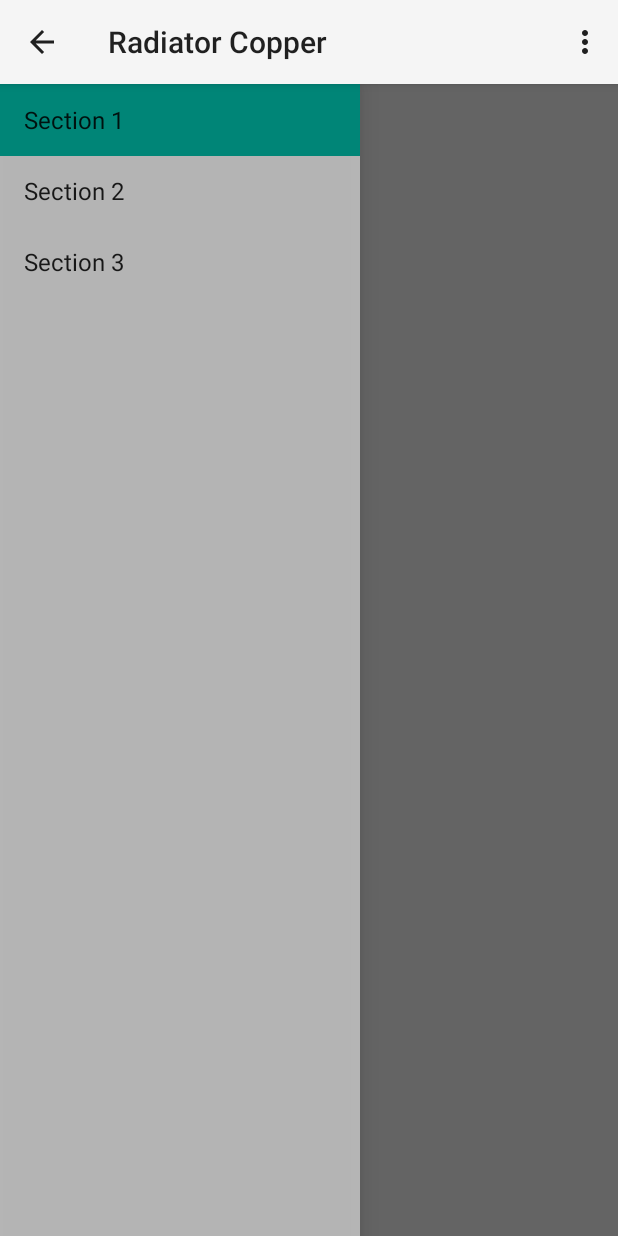
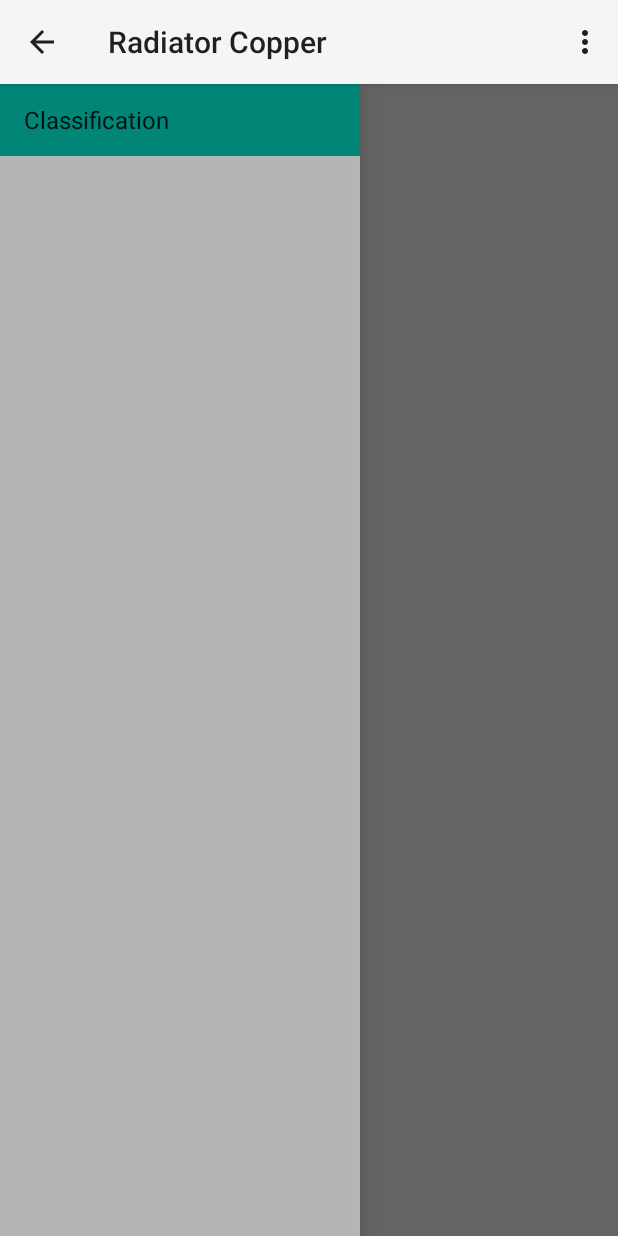
Before and after one commit to itsakettle/radiator-copper, an Android app: the screen it shows after launch (MainActivity), on a phone screen of 412 x 824 dp. Run offline under Robolectric (Android 15) with nearby library versions, the phone set to English and light mode, and no system bars; 2 statements that could not run were skipped.

Commit message:
added classification fragment, closes #1

```diff
--- a/app/src/main/AndroidManifest.xml
+++ b/app/src/main/AndroidManifest.xml
@@ -8,7 +8,7 @@
         android:label="@string/app_name"
         android:theme="@style/AppTheme" >
         <activity
-            android:name=".MainActivity"
+            android:name=".activities.MainActivity"
             android:label="@string/app_name" >
             <intent-filter>
                 <action android:name="android.intent.action.MAIN" />
--- a/app/src/main/java/com/itsakettle/radiatorcopper/MainActivity.java
+++ b/app/src/main/java/com/itsakettle/radiatorcopper/activities/MainActivity.java
@@ -1,22 +1,21 @@
-package com.itsakettle.radiatorcopper;
+package com.itsakettle.radiatorcopper.activities;
 
 import android.app.Activity;
 
 import android.app.ActionBar;
 import android.app.Fragment;
 import android.app.FragmentManager;
-import android.content.Context;
-import android.os.Build;
 import android.os.Bundle;
-import android.view.Gravity;
 import android.view.LayoutInflater;
 import android.view.Menu;
 import android.view.MenuItem;
 import android.view.View;
 import android.view.ViewGroup;
 import android.support.v4.widget.DrawerLayout;
-import android.widget.ArrayAdapter;
-import android.widget.TextView;
+
+import com.itsakettle.radiatorcopper.fragments.ClassificationFragment;
+import com.itsakettle.radiatorcopper.fragments.NavigationDrawerFragment;
+import com.itsakettle.radiatorcopper.R;
 
 public class MainActivity extends Activity
         implements NavigationDrawerFragment.NavigationDrawerCallbacks {
@@ -51,21 +50,16 @@ public class MainActivity extends Activity
         // update the main content by replacing fragments
         FragmentManager fragmentManager = getFragmentManager();
         fragmentManager.beginTransaction()
-                .replace(R.id.container, PlaceholderFragment.newInstance(position + 1))
+                .replace(R.id.container, ClassificationFragment.newInstance())
                 .commit();
     }
 
     public void onSectionAttached(int number) {
         switch (number) {
             case 1:
-                mTitle = getString(R.string.title_section1);
+                mTitle = getString(R.string.title_classification);
                 break;
-            case 2:
-                mTitle = getString(R.string.title_section2);
-                break;
-            case 3:
-                mTitle = getString(R.string.title_section3);
-                break;
+
         }
     }
 
@@ -105,44 +99,5 @@ public class MainActivity extends Activity
         return super.onOptionsItemSelected(item);
     }
 
-    /**
-     * A placeholder fragment containing a simple view.
-     */
-    public static class PlaceholderFragment extends Fragment {
-        /**
-         * The fragment argument representing the section number for this
-         * fragment.
-         */
-        private static final String ARG_SECTION_NUMBER = "section_number";
-
-        /**
-         * Returns a new instance of this fragment for the given section
-         * number.
-         */
-        public static PlaceholderFragment newInstance(int sectionNumber) {
-            PlaceholderFragment fragment = new PlaceholderFragment();
-            Bundle args = new Bundle();
-            args.putInt(ARG_SECTION_NUMBER, sectionNumber);
-            fragment.setArguments(args);
-            return fragment;
-        }
-
-        public PlaceholderFragment() {
-        }
-
-        @Override
-        public View onCreateView(LayoutInflater inflater, ViewGroup container,
-                                 Bundle savedInstanceState) {
-            View rootView = inflater.inflate(R.layout.fragment_main, container, false);
-            return rootView;
-        }
-
-        @Override
-        public void onAttach(Activity activity) {
-            super.onAttach(activity);
-            ((MainActivity) activity).onSectionAttached(
-                    getArguments().getInt(ARG_SECTION_NUMBER));
-        }
-    }
 
 }
--- /dev/null
+++ b/app/src/main/java/com/itsakettle/radiatorcopper/fragments/ClassificationFragment.java
@@ -0,0 +1,76 @@
+package com.itsakettle.radiatorcopper.fragments;
+
+import android.app.Activity;
+import android.net.Uri;
+import android.os.Bundle;
+import android.app.Fragment;
+import android.view.LayoutInflater;
+import android.view.View;
+import android.view.ViewGroup;
+
+import com.itsakettle.radiatorcopper.R;
+
+/**
+ * A simple {@link Fragment} subclass.
+ * Activities that contain this fragment must implement the
+ * Use the {@link ClassificationFragment#newInstance} factory method to
+ * create an instance of this fragment.
+ */
+public class ClassificationFragment extends Fragment {
+    // TODO: Rename parameter arguments, choose names that match
+    // the fragment initialization parameters, e.g. ARG_ITEM_NUMBER
+    private static final String ARG_PARAM1 = "param1";
+    private static final String ARG_PARAM2 = "param2";
+
+    // TODO: Rename and change types of parameters
+    private String mParam1;
+    private String mParam2;
+
+    /**
+     * Use this factory method to create a new instance of
+     * this fragment using the provided parameters.
+     *
+     * @return A new instance of fragment ClassificationFragment.
+     */
+    // TODO: Rename and change types and number of parameters
+    public static ClassificationFragment newInstance() {
+        return new ClassificationFragment();
+    }
+
+    public ClassificationFragment() {
+        // Required empty public constructor
+    }
+
+    @Override
+    public void onCreate(Bundle savedInstanceState) {
+        super.onCreate(savedInstanceState);
+        if (getArguments() != null) {
+            mParam1 = getArguments().getString(ARG_PARAM1);
+            mParam2 = getArguments().getString(ARG_PARAM2);
+        }
+    }
+
+    @Override
+    public View onCreateView(LayoutInflater inflater, ViewGroup container,
+                             Bundle savedInstanceState) {
+        // Inflate the layout for this fragment
+        return inflater.inflate(R.layout.fragment_classification, container, false);
+    }
+
+    // TODO: Rename method, update argument and hook method into UI event
+    public void onButtonPressed(Uri uri) {
+
+    }
+
+    @Override
+    public void onAttach(Activity activity) {
+        super.onAttach(activity);
+
+    }
+
+    @Override
+    public void onDetach() {
+        super.onDetach();
+    }
+
+}
--- a/app/src/main/java/com/itsakettle/radiatorcopper/NavigationDrawerFragment.java
+++ b/app/src/main/java/com/itsakettle/radiatorcopper/fragments/NavigationDrawerFragment.java
@@ -1,4 +1,4 @@
-package com.itsakettle.radiatorcopper;
+package com.itsakettle.radiatorcopper.fragments;
 
 
 import android.app.Activity;
@@ -21,6 +21,8 @@ import android.widget.AdapterView;
 import android.widget.ArrayAdapter;
 import android.widget.ListView;
 import android.widget.Toast;
+
+import com.itsakettle.radiatorcopper.R;
 
 /**
  * Fragment used for managing interactions for and presentation of a navigation drawer.
@@ -102,9 +104,7 @@ public class NavigationDrawerFragment extends Fragment {
                 android.R.layout.simple_list_item_activated_1,
                 android.R.id.text1,
                 new String[]{
-                        getString(R.string.title_section1),
-                        getString(R.string.title_section2),
-                        getString(R.string.title_section3),
+                        getString(R.string.title_classification)
                 }));
         mDrawerListView.setItemChecked(mCurrentSelectedPosition, true);
         return mDrawerListView;
--- a/app/src/main/res/layout/activity_main.xml
+++ b/app/src/main/res/layout/activity_main.xml
@@ -19,7 +19,7 @@
     <fragment android:id="@+id/navigation_drawer"
         android:layout_width="@dimen/navigation_drawer_width" android:layout_height="match_parent"
         android:layout_gravity="start"
-        android:name="com.itsakettle.radiatorcopper.NavigationDrawerFragment"
+        android:name="com.itsakettle.radiatorcopper.fragments.NavigationDrawerFragment"
         tools:layout="@layout/fragment_navigation_drawer" />
 
 </android.support.v4.widget.DrawerLayout>
--- a/app/src/main/res/values/strings.xml
+++ b/app/src/main/res/values/strings.xml
@@ -1,9 +1,7 @@
 <resources>
     <string name="app_name">Radiator Copper</string>
 
-    <string name="title_section1">Section 1</string>
-    <string name="title_section2">Section 2</string>
-    <string name="title_section3">Section 3</string>
+    <string name="title_classification">Classification</string>
 
     <string name="navigation_drawer_open">Open navigation drawer</string>
     <string name="navigation_drawer_close">Close navigation drawer</string>
@@ -11,4 +9,7 @@
     <string name="action_example">Example action</string>
 
     <string name="action_settings">Settings</string>
+
+<!-- TODO: Remove or change this placeholder text -->
+    <string name="hello_blank_fragment">Hello there</string>
 </resources>
```
Also changed, not shown: app/src/main/res/layout/fragment_classification.xml (added, +10 -0 lines), 1 other file.
